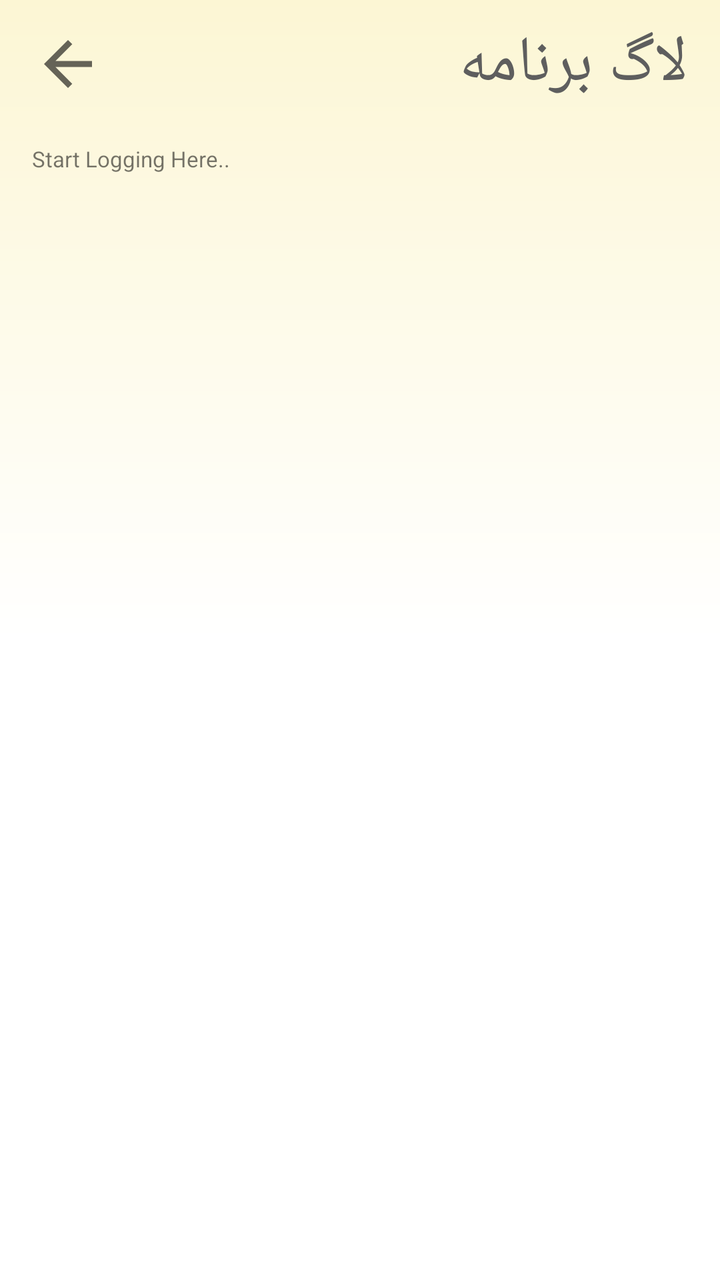
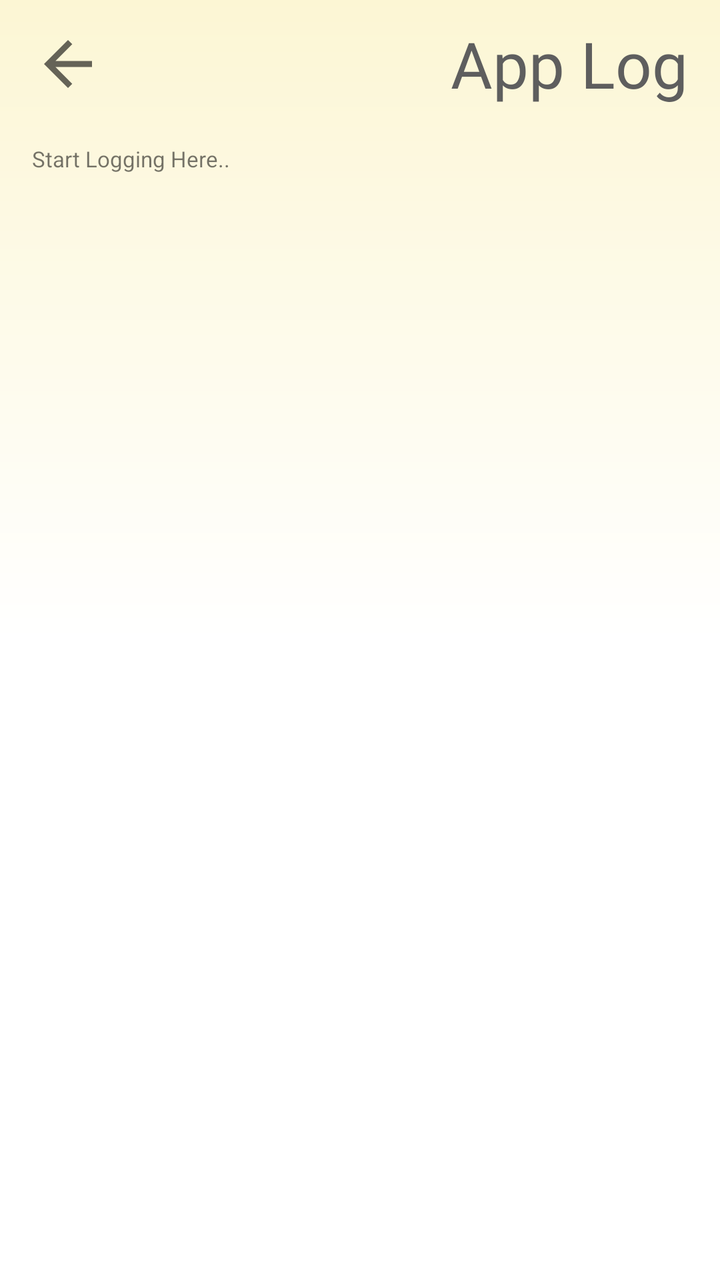

An Android layout rendered at two revisions. The XML below is the earlier revision; the diff shows what the commit changed to produce the second picture.
<!-- AndroidManifest.xml: application theme Theme.OblivionUI -->
<!-- res/layout/activity_log.xml -->
<?xml version="1.0" encoding="utf-8"?>
<androidx.constraintlayout.widget.ConstraintLayout
  xmlns:android="http://schemas.android.com/apk/res/android"
  xmlns:app="http://schemas.android.com/apk/res-auto"
  xmlns:tools="http://schemas.android.com/tools"
  android:layout_width="match_parent"
  android:layout_height="match_parent"
  android:background="@drawable/background_gradient"
  tools:context="org.bepass.oblivion.LogActivity">

  <RelativeLayout
    android:id="@+id/top_bar"
    android:layout_width="match_parent"
    android:layout_height="48dp"
    android:layout_marginTop="8dp"
    app:layout_constraintEnd_toEndOf="parent"
    app:layout_constraintStart_toStartOf="parent"
    app:layout_constraintTop_toTopOf="parent">

    <ImageView
      android:id="@+id/back"
      android:layout_width="36dp"
      android:layout_height="36dp"
      android:background="?selectableItemBackgroundBorderless"
      android:layout_alignParentStart="true"
      android:layout_centerVertical="true"
      android:layout_marginStart="16dp"
      android:src="@drawable/ic_back"
      app:tint="#000000" />

    <TextView
      android:layout_width="wrap_content"
      android:layout_height="wrap_content"
      android:layout_alignParentEnd="true"
      android:layout_centerVertical="true"
      android:layout_marginEnd="16dp"
      android:fontFamily="@font/shabnamlight"
      android:text="لاگ برنامه"
      android:textColor="@color/black"
      android:textSize="32sp" />

  </RelativeLayout>

  <ScrollView
    android:id="@+id/logScrollView"
    android:layout_width="match_parent"
    android:fillViewport="true"
    android:layout_height="0dp"
    android:layout_marginHorizontal="16dp"
    android:layout_marginTop="16dp"
    app:layout_constraintBottom_toBottomOf="parent"
    app:layout_constraintEnd_toEndOf="parent"
    app:layout_constraintStart_toStartOf="parent"
    app:layout_constraintTop_toBottomOf="@id/top_bar">

    <TextView
      android:id="@+id/logs"
      android:layout_width="match_parent"
      android:layout_height="wrap_content"
      android:text="Start Logging Here.."
      android:textSize="11sp" />
  </ScrollView>


</androidx.constraintlayout.widget.ConstraintLayout>
<!-- resources referenced by this layout -->
<resources>
  <color name="black">#5E5E5E</color>
  <!-- drawable background_gradient (drawable) -->
  <?xml version="1.0" encoding="utf-8"?>
  <shape xmlns:android="http://schemas.android.com/apk/res/android"
    android:shape="rectangle">
    <gradient
      android:angle="90"
      android:endColor="#FCF6D4"
      android:centerColor="#FFFFFF"
      android:startColor="#FFFFFF" />
  </shape>
  <!-- drawable ic_back (drawable-anydpi) -->
  <vector xmlns:android="http://schemas.android.com/apk/res/android"
    android:width="24dp"
    android:height="24dp"
    android:viewportWidth="24"
    android:viewportHeight="24"
    android:tint="#5E5E5E"
    android:alpha="0.6"
    android:autoMirrored="true">
    <path
      android:fillColor="@android:color/white"
      android:pathData="M20,11H7.83l5.59,-5.59L12,4l-8,8 8,8 1.41,-1.41L7.83,13H20v-2z" />
  </vector>
  <style name="Theme.OblivionUI" parent="Theme.AppCompat.Light.NoActionBar">
      <item name="bottomSheetDialogTheme">@style/CustomBottomSheetDialog</item>
    </style>
  <style name="CustomBottomSheetDialog" parent="ThemeOverlay.MaterialComponents.BottomSheetDialog">
      <item name="android:windowIsFloating">false</item>
      <item name="android:windowSoftInputMode">adjustResize</item>
      <item name="bottomSheetStyle">@style/CustomBottomSheet</item>
    </style>
  <style name="CustomBottomSheet" parent="Widget.MaterialComponents.BottomSheet.Modal">` <item name="backgroundTint">@android:color/transparent</item>
    </style>
</resources>

<!-- the commit's change to res/layout/activity_log.xml (unified diff, before → after) -->
@@ -35,7 +35,7 @@
       android:layout_centerVertical="true"
       android:layout_marginEnd="16dp"
       android:fontFamily="@font/shabnamlight"
-      android:text="لاگ برنامه"
+      android:text="@string/logApp"
       android:textColor="@color/black"
       android:textSize="32sp" />
 
<!-- resource entries referenced after the edit -->
@@ -24,6 +24,7 @@
       android:fillColor="@android:color/white"
       android:pathData="M20,11H7.83l5.59,-5.59L12,4l-8,8 8,8 1.41,-1.41L7.83,13H20v-2z" />
   </vector>
+  <string name="logApp">App Log</string>
   <style name="Theme.OblivionUI" parent="Theme.AppCompat.Light.NoActionBar">
       <item name="bottomSheetDialogTheme">@style/CustomBottomSheetDialog</item>
     </style>
